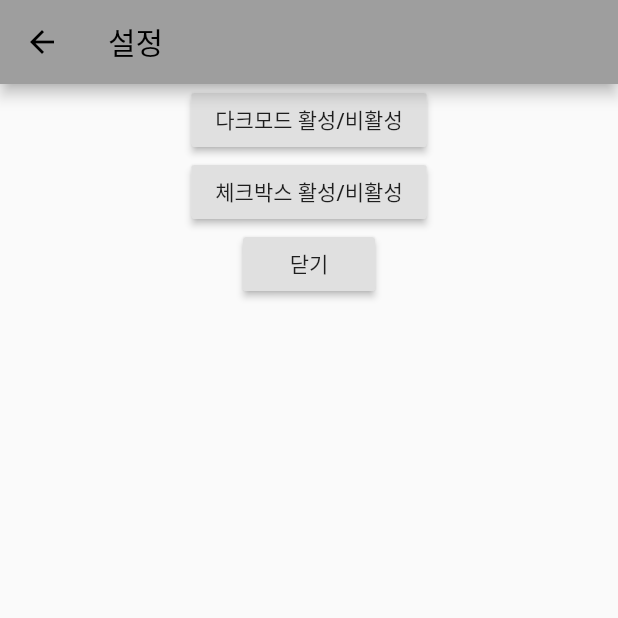
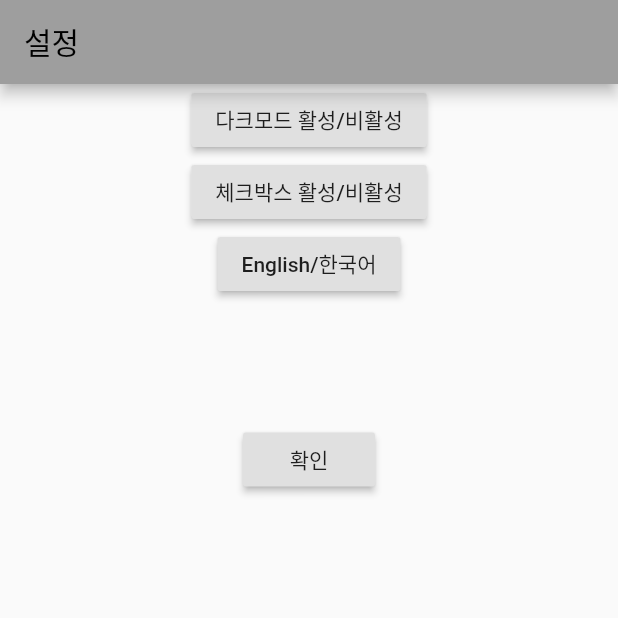
Before and after one commit to sssslu/everlaenote, a Flutter app: the SettingPage screen opened directly, after a tap on "체크박스 활성/비활성", on a phone screen of 412 x 824 dp, the top half of it. Run offline on Flutter 3.47's test engine with Material 2 defaults, Android fonts, the phone set to English and light mode, and no system bars; our stand-ins replace flutter_slidable, flutter_speed_dial, shared_preferences, sqflite; missing offline and left inert: screen; accounts and stored records are empty.

Commit message:
로직 4, 5 추가, 세팅페이지와 프리퍼런스 DAO 및 동기방식 생각 중

```diff
--- a/lib/SettingPage.dart
+++ b/lib/SettingPage.dart
@@ -1,6 +1,7 @@
+import 'package:everlaenote/Eisenhower.dart';
 import 'package:flutter/cupertino.dart';
 import 'package:flutter/material.dart';
-import 'package:shared_preferences/shared_preferences.dart';
+import 'globalsDAO.dart' as globalsDAO;
 
 class SettingPage extends StatefulWidget {
   @override
@@ -8,29 +9,10 @@ class SettingPage extends StatefulWidget {
 }
 
 class _SettingPageState extends State<SettingPage> {
-  SharedPreferences _pref;
-  bool isCheckboxEnabled = true;
-
-  Future<bool> checkGetter() async {
-    print('체크게터 실행!');
-    _pref = await SharedPreferences.getInstance();
-    isCheckboxEnabled = (_pref.getBool('checkboxEnabled') ?? true);
-    return isCheckboxEnabled;
-  }
-
-  checkChange() async {
-    setState(() {
-      print("체크체인지 실행");
-      isCheckboxEnabled = !isCheckboxEnabled;
-      _pref.setBool('checkboxenabled', isCheckboxEnabled);
-    });
-    print("체크켜짐 : "+isCheckboxEnabled.toString());
-  }
 
   @override
   void initState() {
     super.initState();
-    checkGetter();
   }
 
   @override
@@ -44,19 +26,31 @@ class _SettingPageState extends State<SettingPage> {
         RaisedButton(
           onPressed: () {
             print("지원하지 않는 기능");
+            setState(() {
+            });
           },
           child: Text('다크모드 활성/비활성'),
         ),
         RaisedButton(
           onPressed: () {
-                checkChange();
+            globalsDAO.checkChange();
           },
           child: Text('체크박스 활성/비활성'),
-            ), RaisedButton(
+        ),
+        RaisedButton(
           onPressed: () {
-            Navigator.pop(context);
+            globalsDAO.langChange();
+            setState(() {
+            });
           },
-          child: Text('닫기'),
+          child: Text('English/한국어'),
+        ),
+        Container(height: MediaQuery.of(context).size.height*0.1,),
+        RaisedButton(
+          onPressed: () {
+            Navigator.of(context).pushAndRemoveUntil(MaterialPageRoute(builder: (context) => EisenhowerPage()),(route) => false);
+          },
+          child: Text('확인'),
         ),
       ])),
     );
--- /dev/null
+++ b/lib/globals.dart
@@ -0,0 +1 @@
+bool checkmode = true;
--- /dev/null
+++ b/lib/globalsDAO.dart
@@ -0,0 +1,19 @@
+import 'package:shared_preferences/shared_preferences.dart';
+import 'globals.dart'as g;
+
+SharedPreferences _pref;
+
+checkGetter() async {
+  print('@ GLOBALS DAO 체크게터 실행됨 @');
+  _pref = await SharedPreferences.getInstance();
+  return(_pref.getBool('checkboxEnabled') ?? true);
+}
+
+checkChange() async {
+  print("체크체인지 실행");
+  g.checkmode = !checkGetter();
+  _pref.setBool('checkboxenabled', g.checkmode);
+  print("DAO 에서 globals 로 체크 상태 던져줌 : " + g.checkmode.toString());
+}
+
+langChange() async {}
```
Also changed, not shown: lib/Eisenhower.dart (+95 -35 lines). Lines whose indentation alone changed are shown as unchanged.
